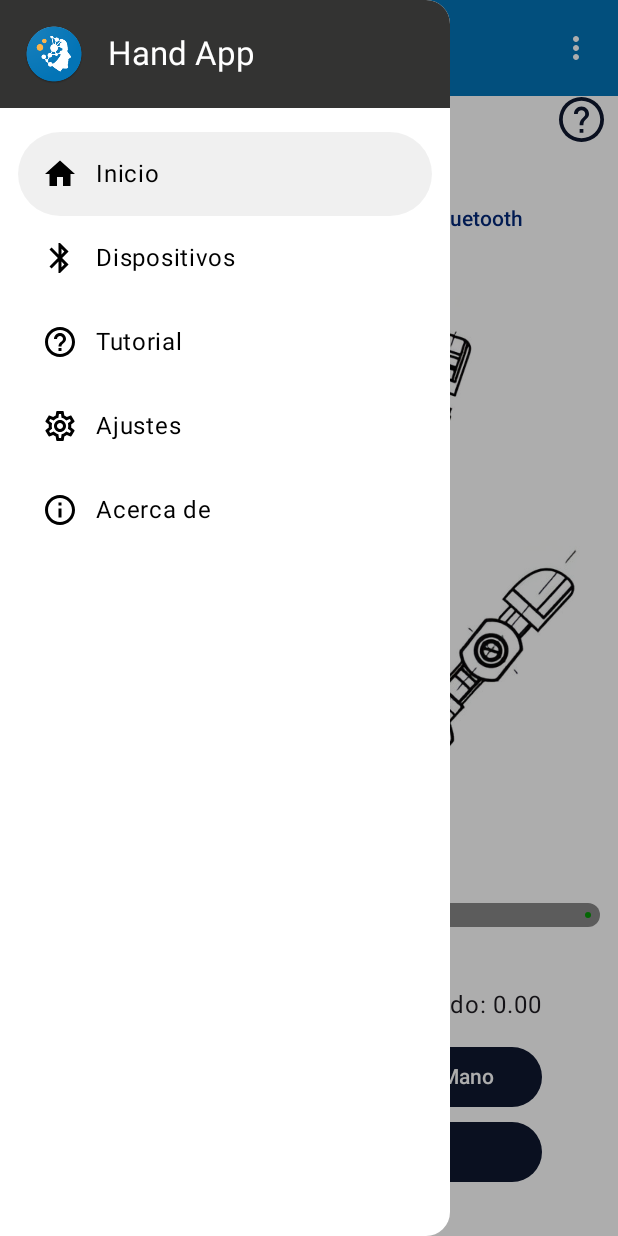
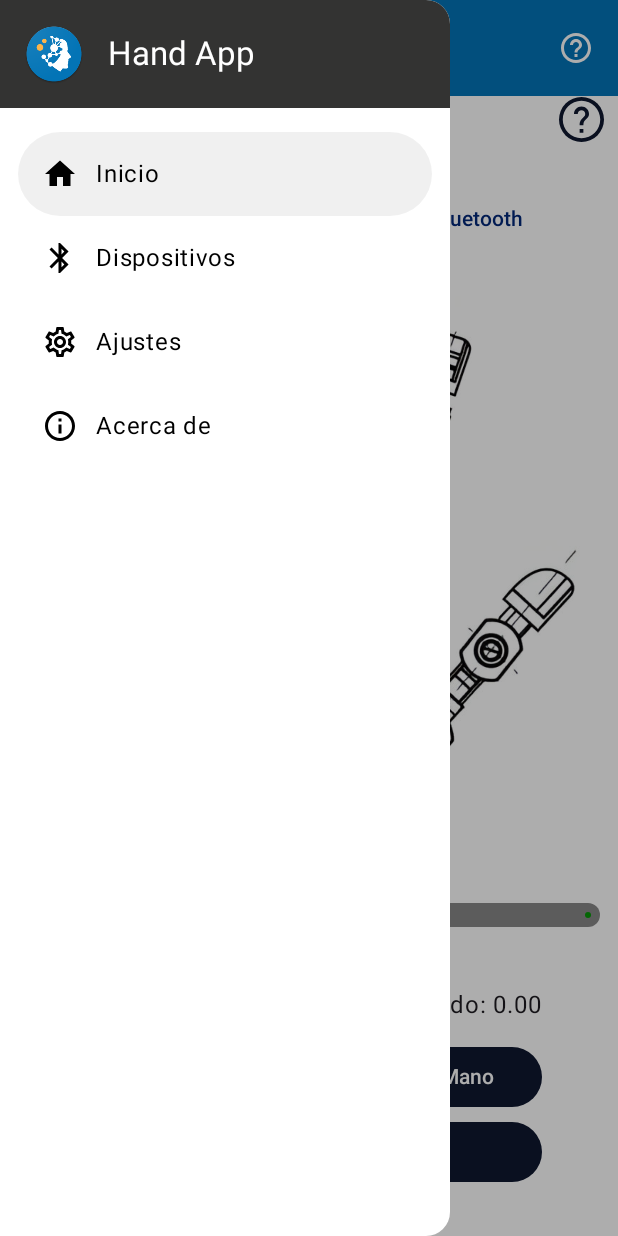
Before and after one commit to laboratorioAI/HandAppMobile-EPN, an Android app built with Jetpack Compose: the screen it shows after launch (MainActivity), after a tap on "Menu", on a phone screen of 412 x 824 dp. Run offline under Robolectric (Android 15) with nearby library versions, the phone set to English and light mode, and no system bars; our stand-ins replace accompanist.

Commit message:
Change position of Tutorial button

```diff
--- a/app/src/main/java/com/example/handappmobile_epn/navigation/AppNavigation.kt
+++ b/app/src/main/java/com/example/handappmobile_epn/navigation/AppNavigation.kt
@@ -16,7 +16,6 @@ fun AppNavigation(navController: NavHostController, bluetoothConnectionManager:
     NavHost(navController = navController, startDestination = AppScreens.HomeScreen.route) {
         composable(AppScreens.HomeScreen.route) { HomeScreen(bluetoothConnectionManager) }
         composable(AppScreens.DevicesScreen.route) { DevicesScreen(bluetoothConnectionManager) }
-        composable(AppScreens.TutorialScreen.route) { HomeScreen(bluetoothConnectionManager) }
         composable(AppScreens.SettingsScreen.route) { SettingsScreen() }
         composable(AppScreens.AboutScreen.route) { AboutScreen() }
     }
--- a/app/src/main/java/com/example/handappmobile_epn/navigation/AppScreens.kt
+++ b/app/src/main/java/com/example/handappmobile_epn/navigation/AppScreens.kt
@@ -10,7 +10,6 @@ sealed class AppScreens(
 ) {
     object HomeScreen : AppScreens("Inicio", R.drawable.app_selected_home, R.drawable.app_unselected_home, "home_screen")
     object DevicesScreen : AppScreens("Dispositivos", R.drawable.app_selected_bt, R.drawable.app_unselected_bt, "devices_screen")
-    object TutorialScreen : AppScreens("Tutorial", R.drawable.app_selected_tutorial, R.drawable.app_unselected_tutorial, "tutorial_screen")
     object SettingsScreen : AppScreens("Ajustes", R.drawable.app_selected_settings, R.drawable.app_unselected_settings, "settings_screen")
     object AboutScreen : AppScreens("Acerca de", R.drawable.app_selected_about, R.drawable.app_unselected_about, "about_screen")
 }
--- a/app/src/main/java/com/example/handappmobile_epn/ui/components/MenuComponent.kt
+++ b/app/src/main/java/com/example/handappmobile_epn/ui/components/MenuComponent.kt
@@ -97,18 +97,12 @@ fun MenuLateralContent(navController: NavController, drawerState: DrawerState) {
     val items: List<AppScreens> = listOf(
         AppScreens.HomeScreen,
         AppScreens.DevicesScreen,
-        AppScreens.TutorialScreen,
         AppScreens.SettingsScreen,
         AppScreens.AboutScreen
     )
     val scope = rememberCoroutineScope()
     var selectedItemIndex by rememberSaveable {
         mutableStateOf(0)
-    }
-
-    var mostrarPantallaTutorial by remember { mutableStateOf(false) }
-    if (mostrarPantallaTutorial) {
-        PantallaTutorial(onDismiss = { mostrarPantallaTutorial = false })
     }
 
     // Crear el controlador para modificar las barras de sistema
@@ -147,10 +141,6 @@ fun MenuLateralContent(navController: NavController, drawerState: DrawerState) {
                                 launchSingleTop = true
                                 restoreState = true
                             }
-                        }
-                        // Se agrega una funcionalidad exclusiva para detectar la ventana tutorial
-                        if (route == AppScreens.TutorialScreen.route) {
-                            mostrarPantallaTutorial = true
                         }
                     }
                 },
@@ -211,7 +201,9 @@ fun MenuScaffoldContent(
     Scaffold(modifier = Modifier.fillMaxSize(),
         topBar = { MenuToolBar(drawerState) }
     ) { innerPadding ->
-        Box(modifier = Modifier.fillMaxSize().padding(innerPadding))
+        Box(modifier = Modifier
+            .fillMaxSize()
+            .padding(innerPadding))
         {
             AppNavigation(navController, bluetoothConnectionManager)
         }
@@ -232,7 +224,11 @@ fun PruebaPreview() {
 fun MenuToolBar(
     drawerState: DrawerState)
 {
-    var showMenuRight by remember { mutableStateOf(false) }
+    var mostrarPantallaTutorial by remember { mutableStateOf(false) }
+    if (mostrarPantallaTutorial) {
+        PantallaTutorial(onDismiss = { mostrarPantallaTutorial = false })
+    }
+
     val scope = rememberCoroutineScope()
 
     TopAppBar(
@@ -249,21 +245,10 @@ fun MenuToolBar(
             }
         },
         actions = {
-            IconButton(onClick = { showMenuRight = !showMenuRight }) {
-                Icon(Icons.Filled.MoreVert, contentDescription = "More")
-            }
-
-            DropdownMenu(
-                expanded = showMenuRight,
-                onDismissRequest = { showMenuRight = false }
-            ) {
-                DropdownMenuItem(
-                    text = { Text("Ajustes") },
-                    onClick = { /*TODO*/ }
-                )
-                DropdownMenuItem(
-                    text = { Text("Actualizar") },
-                    onClick = { /*TODO*/ }
+            IconButton(onClick = { mostrarPantallaTutorial = true }) {
+                Icon(
+                    painter = painterResource(id = R.drawable.app_unselected_tutorial),
+                    contentDescription = "Tutorial"
                 )
             }
         }
```
